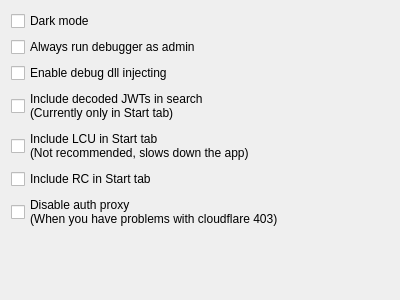
Qt form LeagueClientDebugger/DebuggerOptions.ui (KebsCS/LeagueClientDebugger) before a commit.
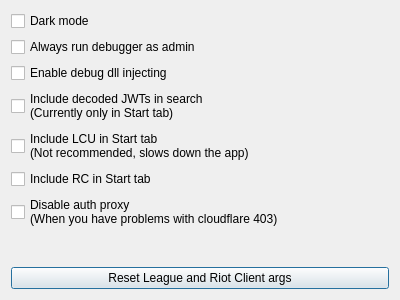
The same form after that commit.

```diff
--- a/LeagueClientDebugger/DebuggerOptions.ui
+++ b/LeagueClientDebugger/DebuggerOptions.ui
@@ -87,6 +87,19 @@
        </property>
       </spacer>
      </item>
+     <item>
+      <widget class="QPushButton" name="optionsResetArgs">
+       <property name="sizePolicy">
+        <sizepolicy hsizetype="Minimum" vsizetype="Fixed">
+         <horstretch>0</horstretch>
+         <verstretch>0</verstretch>
+        </sizepolicy>
+       </property>
+       <property name="text">
+        <string>Reset League and Riot Client args</string>
+       </property>
+      </widget>
+     </item>
     </layout>
    </item>
    <item>
```
